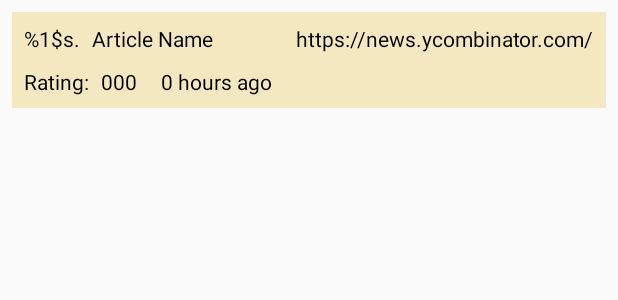
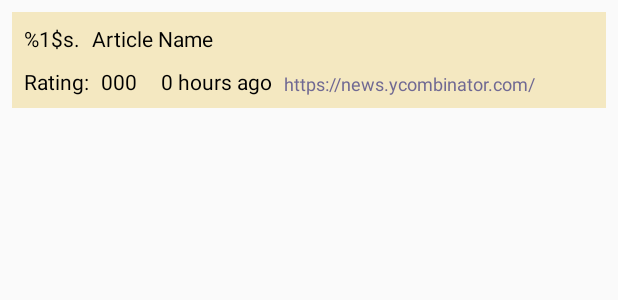
Before and after one commit to Nboerner/SplinterNews, an Android app: the layout story_panel.xml on its own in the app's theme, with its tools: preview values and no code run, on a phone screen of 412 x 824 dp. Shown: the top 300 px of the screen. Run offline under Robolectric (Android 15) with nearby library versions, the phone set to English and light mode, and no system bars; network calls fail.

Commit message:
Polished UI and fixed bug preventing every other story from being displayed

```diff
--- a/app/src/main/java/com/example/woven_news/MainViewModel.kt
+++ b/app/src/main/java/com/example/woven_news/MainViewModel.kt
@@ -108,8 +108,8 @@ class MainViewModel : ViewModel() {
                 return
             }
 
-            storyURL = URL(prefix + storyIDs[i] + suffix)
-            storyIDs.removeAt(i)
+            storyURL = URL(prefix + storyIDs[0] + suffix)
+            storyIDs.removeFirst()
             Log.d("URL", storyURL.toString())
             storyConnection = storyURL.openConnection() as HttpURLConnection
 
--- a/app/src/main/res/layout/story_panel.xml
+++ b/app/src/main/res/layout/story_panel.xml
@@ -2,6 +2,7 @@
 <androidx.constraintlayout.widget.ConstraintLayout xmlns:android="http://schemas.android.com/apk/res/android"
     xmlns:app="http://schemas.android.com/apk/res-auto"
     xmlns:tools="http://schemas.android.com/tools"
+    android:id="@+id/base"
     android:padding="8dp"
     android:layout_margin="8dp"
     android:background="@color/lemon_meringue"
@@ -21,11 +22,15 @@
 
     <TextView
         android:id="@+id/headline"
-        android:layout_width="wrap_content"
+        android:layout_width="0dp"
         android:layout_height="wrap_content"
         android:layout_marginStart="8dp"
+        android:layout_marginEnd="8dp"
+        android:ellipsize="marquee"
+        android:singleLine="true"
         android:text="@string/headline"
         android:textColor="@color/black"
+        app:layout_constraintEnd_toEndOf="parent"
         app:layout_constraintStart_toEndOf="@+id/number"
         app:layout_constraintTop_toTopOf="parent" />
 
@@ -33,6 +38,8 @@
         android:id="@+id/rating"
         android:layout_width="wrap_content"
         android:layout_height="wrap_content"
+        android:singleLine="true"
+        android:ellipsize="marquee"
         android:text="@string/rating"
         android:textColor="@color/black"
         app:layout_constraintBottom_toBottomOf="parent"
@@ -43,6 +50,8 @@
         android:layout_width="wrap_content"
         android:layout_height="wrap_content"
         android:layout_marginStart="8dp"
+        android:singleLine="true"
+        android:ellipsize="marquee"
         android:text="@string/score"
         android:textColor="@color/black"
         app:layout_constraintBottom_toBottomOf="parent"
@@ -50,18 +59,26 @@
 
     <TextView
         android:id="@+id/url"
-        android:layout_width="wrap_content"
+        android:layout_width="0dp"
         android:layout_height="wrap_content"
+        android:layout_marginStart="8dp"
+        android:layout_marginEnd="8dp"
+        android:singleLine="true"
+        android:ellipsize="marquee"
         android:text="@string/URL"
-        android:textColor="@color/black"
+        android:textColor="@color/dark_blue_gray"
+        android:textSize="12sp"
+        app:layout_constraintBottom_toBottomOf="parent"
         app:layout_constraintEnd_toEndOf="parent"
-        app:layout_constraintTop_toTopOf="parent" />
+        app:layout_constraintStart_toEndOf="@+id/timestamp" />
 
     <TextView
         android:id="@+id/timestamp"
         android:layout_width="wrap_content"
         android:layout_height="wrap_content"
         android:layout_marginStart="16dp"
+        android:singleLine="true"
+        android:ellipsize="marquee"
         android:text="@string/time"
         android:textColor="@color/black"
         app:layout_constraintBottom_toBottomOf="parent"
--- a/app/src/main/res/values/themes.xml
+++ b/app/src/main/res/values/themes.xml
@@ -12,6 +12,6 @@
         <!-- Status bar color. -->
         <item name="android:statusBarColor" tools:targetApi="l">?attr/colorPrimaryVariant</item>
         <!-- Customize your theme here. -->
-<!--        <item name="android:actionBarDivider" tools:targetApi="l">?attr/colorSecondary</item>-->
+        <item name="android:textSize">14sp</item>
     </style>
 </resources>
```
Also changed, not shown: app/src/main/java/com/example/woven_news/MainActivity.kt (+25 -4 lines), app/src/main/java/com/example/woven_news/adapter/PanelAdapter.kt (+67 -7 lines), 1 other file.
